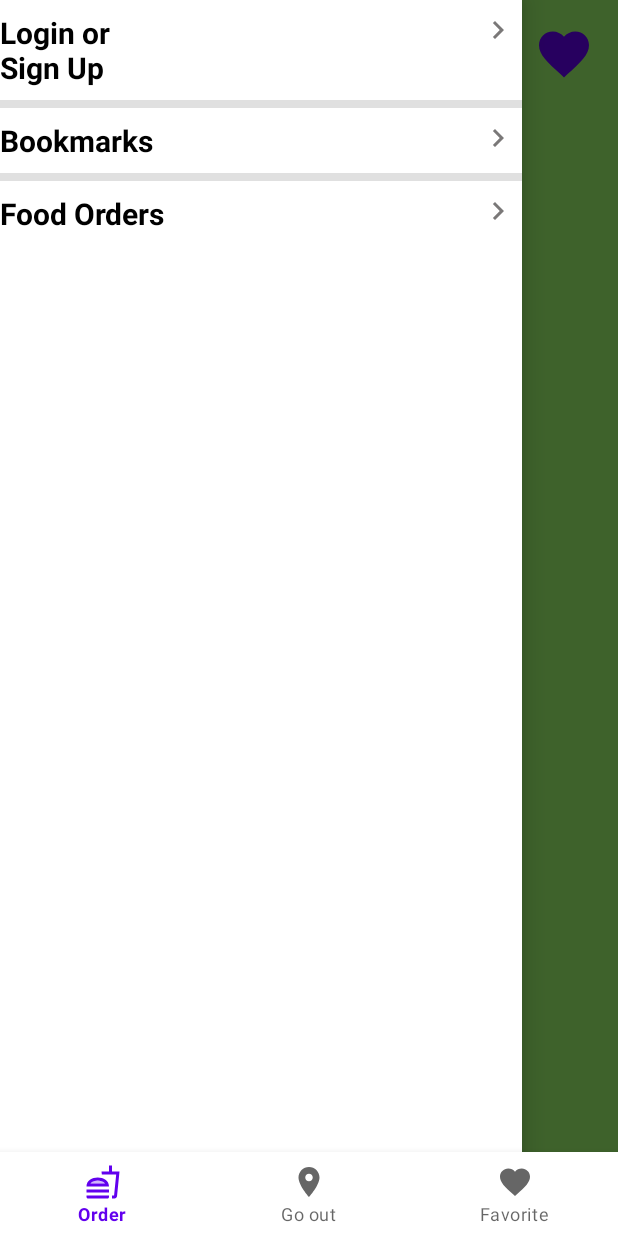
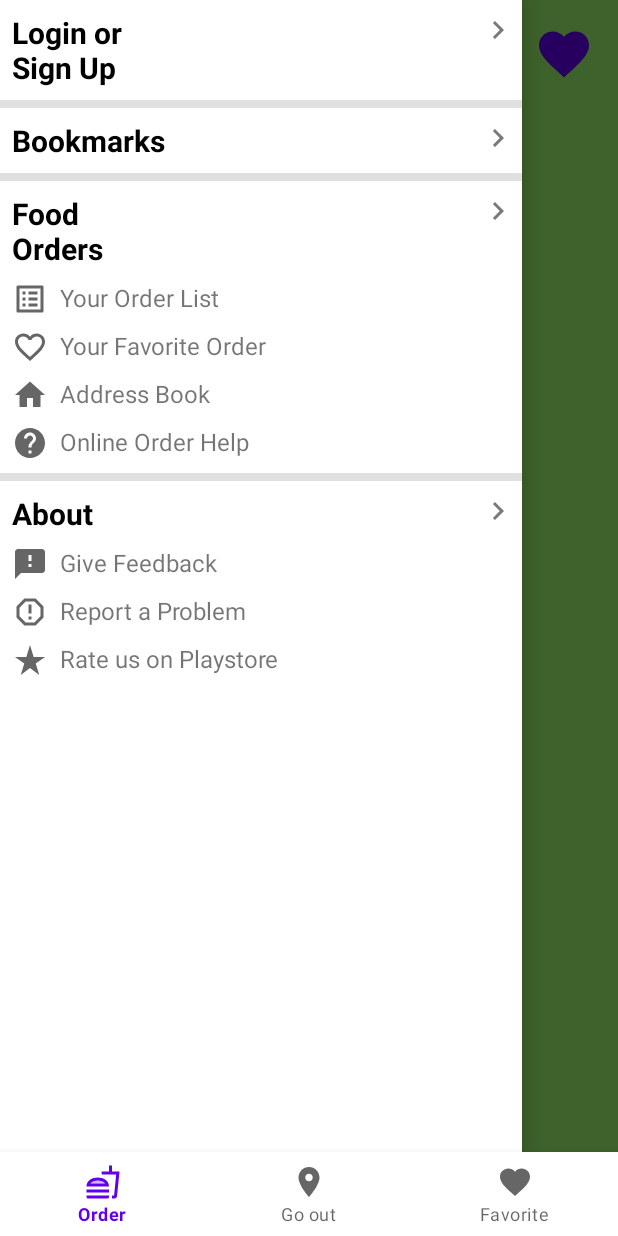
Before and after one commit to TJ-numan/Foddies, an Android app: the fragment OrdersFragment placed in its activity, with the side drawer open, on a phone screen of 412 x 824 dp. Run offline under Robolectric (Android 15) with nearby library versions, the phone set to English and light mode, and no system bars.

Commit message:
layout side menu design is compleat

```diff
--- a/app/src/main/java/com/tjnuman/foddies/Fragments/OrdersFragment.java
+++ b/app/src/main/java/com/tjnuman/foddies/Fragments/OrdersFragment.java
@@ -10,6 +10,7 @@ import android.view.View;
 import android.view.ViewGroup;
 import android.widget.ImageView;
 import android.widget.LinearLayout;
+import android.widget.RelativeLayout;
 import android.widget.TextView;
 import android.widget.Toast;
 
@@ -27,7 +28,8 @@ public class OrdersFragment extends Fragment implements View.OnClickListener {
     ImageView navigationBar;
     NavigationView navigationView;
     View  view;
-    TextView One,Two;
+    RelativeLayout LoginSingup,bookmarks;
+    TextView yourOrder,yourfavorite,addressbook,onlineHelp,feedBack,Report,Rateus;
 
 
     @Override
@@ -48,11 +50,26 @@ public class OrdersFragment extends Fragment implements View.OnClickListener {
         drawerLayout =  view.findViewById(R.id.drawerLayout);
         navigationView = view.findViewById(R.id.navigationView);
         navigationBar = (ImageView) view.findViewById(R.id.navigationBar);
-        One = view.findViewById(R.id.tv_one);
-        Two = view.findViewById(R.id.tv_two);
+        LoginSingup = view.findViewById(R.id.relativeLayout2);
+        bookmarks = view.findViewById(R.id.relativeLayout3);
+        yourOrder = view.findViewById(R.id.YourOrder);
+        yourfavorite = view.findViewById(R.id.yourFavorite);
+        addressbook = view.findViewById(R.id.addressBook);
+        onlineHelp = view.findViewById(R.id.OnlineHelp);
+        feedBack = view.findViewById(R.id.feedback);
+        Report = view.findViewById(R.id.Report);
+        Rateus = view.findViewById(R.id.RateUs);
+
         navigationBar.setOnClickListener(this);
-        One.setOnClickListener(this);
-        Two.setOnClickListener(this);
+        LoginSingup.setOnClickListener(this);
+        bookmarks.setOnClickListener(this);
+        yourfavorite.setOnClickListener(this);
+        yourOrder.setOnClickListener(this);
+        addressbook.setOnClickListener(this);
+        onlineHelp.setOnClickListener(this);
+        feedBack.setOnClickListener(this);
+        Report.setOnClickListener(this);
+        Rateus.setOnClickListener(this);
     }
 
     @Override
@@ -62,12 +79,12 @@ public class OrdersFragment extends Fragment implements View.OnClickListener {
                 drawerLayout.openDrawer(navigationView, true);
                 break;
 
-            case R.id.tv_one:
-                Toast.makeText(getContext(), "One", Toast.LENGTH_SHORT).show();
-                break;
-            case R.id.tv_two:
-                Toast.makeText(getContext(), "Two", Toast.LENGTH_SHORT).show();
-                break;
+//            case R.id.tv_one:
+//                Toast.makeText(getContext(), "One", Toast.LENGTH_SHORT).show();
+//                break;
+//            case R.id.tv_two:
+//                Toast.makeText(getContext(), "Two", Toast.LENGTH_SHORT).show();
+//                break;
                   }
     }
 
--- /dev/null
+++ b/app/src/main/res/drawable/favoriteorder.xml
@@ -0,0 +1,10 @@
+<vector xmlns:android="http://schemas.android.com/apk/res/android"
+    android:width="24dp"
+    android:height="24dp"
+    android:viewportWidth="24"
+    android:viewportHeight="24"
+    android:tint="?attr/colorControlNormal">
+  <path
+      android:fillColor="@android:color/white"
+      android:pathData="M16.5,3c-1.74,0 -3.41,0.81 -4.5,2.09C10.91,3.81 9.24,3 7.5,3 4.42,3 2,5.42 2,8.5c0,3.78 3.4,6.86 8.55,11.54L12,21.35l1.45,-1.32C18.6,15.36 22,12.28 22,8.5 22,5.42 19.58,3 16.5,3zM12.1,18.55l-0.1,0.1 -0.1,-0.1C7.14,14.24 4,11.39 4,8.5 4,6.5 5.5,5 7.5,5c1.54,0 3.04,0.99 3.57,2.36h1.87C13.46,5.99 14.96,5 16.5,5c2,0 3.5,1.5 3.5,3.5 0,2.89 -3.14,5.74 -7.9,10.05z"/>
+</vector>
--- /dev/null
+++ b/app/src/main/res/drawable/feedback.xml
@@ -0,0 +1,10 @@
+<vector xmlns:android="http://schemas.android.com/apk/res/android"
+    android:width="24dp"
+    android:height="24dp"
+    android:viewportWidth="24"
+    android:viewportHeight="24"
+    android:tint="?attr/colorControlNormal">
+  <path
+      android:fillColor="@android:color/white"
+      android:pathData="M20,2L4,2c-1.1,0 -1.99,0.9 -1.99,2L2,22l4,-4h14c1.1,0 2,-0.9 2,-2L22,4c0,-1.1 -0.9,-2 -2,-2zM13,14h-2v-2h2v2zM13,10h-2L11,6h2v4z"/>
+</vector>
--- /dev/null
+++ b/app/src/main/res/drawable/help.xml
@@ -0,0 +1,11 @@
+<vector xmlns:android="http://schemas.android.com/apk/res/android"
+    android:width="24dp"
+    android:height="24dp"
+    android:viewportWidth="24"
+    android:viewportHeight="24"
+    android:tint="?attr/colorControlNormal"
+    android:autoMirrored="true">
+  <path
+      android:fillColor="@android:color/white"
+      android:pathData="M12,2C6.48,2 2,6.48 2,12s4.48,10 10,10 10,-4.48 10,-10S17.52,2 12,2zM13,19h-2v-2h2v2zM15.07,11.25l-0.9,0.92C13.45,12.9 13,13.5 13,15h-2v-0.5c0,-1.1 0.45,-2.1 1.17,-2.83l1.24,-1.26c0.37,-0.36 0.59,-0.86 0.59,-1.41 0,-1.1 -0.9,-2 -2,-2s-2,0.9 -2,2L8,9c0,-2.21 1.79,-4 4,-4s4,1.79 4,4c0,0.88 -0.36,1.68 -0.93,2.25z"/>
+</vector>
--- /dev/null
+++ b/app/src/main/res/drawable/home.xml
@@ -0,0 +1,10 @@
+<vector xmlns:android="http://schemas.android.com/apk/res/android"
+    android:width="24dp"
+    android:height="24dp"
+    android:viewportWidth="24"
+    android:viewportHeight="24"
+    android:tint="?attr/colorControlNormal">
+  <path
+      android:fillColor="@android:color/white"
+      android:pathData="M10,20v-6h4v6h5v-8h3L12,3 2,12h3v8z"/>
+</vector>
--- /dev/null
+++ b/app/src/main/res/drawable/list.xml
@@ -0,0 +1,11 @@
+<vector xmlns:android="http://schemas.android.com/apk/res/android"
+    android:width="24dp"
+    android:height="24dp"
+    android:viewportWidth="24"
+    android:viewportHeight="24"
+    android:tint="?attr/colorControlNormal"
+    android:autoMirrored="true">
+  <path
+      android:fillColor="@android:color/white"
+      android:pathData="M19,5v14L5,19L5,5h14m1.1,-2L3.9,3c-0.5,0 -0.9,0.4 -0.9,0.9v16.2c0,0.4 0.4,0.9 0.9,0.9h16.2c0.4,0 0.9,-0.5 0.9,-0.9L21,3.9c0,-0.5 -0.5,-0.9 -0.9,-0.9zM11,7h6v2h-6L11,7zM11,11h6v2h-6v-2zM11,15h6v2h-6zM7,7h2v2L7,9zM7,11h2v2L7,13zM7,15h2v2L7,17z"/>
+</vector>
--- /dev/null
+++ b/app/src/main/res/drawable/rate.xml
@@ -0,0 +1,10 @@
+<vector xmlns:android="http://schemas.android.com/apk/res/android"
+    android:width="24dp"
+    android:height="24dp"
+    android:viewportWidth="24"
+    android:viewportHeight="24"
+    android:tint="?attr/colorControlNormal">
+  <path
+      android:fillColor="@android:color/white"
+      android:pathData="M14.43,10l-2.43,-8l-2.43,8l-7.57,0l6.18,4.41l-2.35,7.59l6.17,-4.69l6.18,4.69l-2.35,-7.59l6.17,-4.41z"/>
+</vector>
--- /dev/null
+++ b/app/src/main/res/drawable/report.xml
@@ -0,0 +1,16 @@
+<vector xmlns:android="http://schemas.android.com/apk/res/android"
+    android:width="24dp"
+    android:height="24dp"
+    android:viewportWidth="24"
+    android:viewportHeight="24"
+    android:tint="?attr/colorControlNormal">
+  <path
+      android:fillColor="@android:color/white"
+      android:pathData="M15.73,3H8.27L3,8.27v7.46L8.27,21h7.46L21,15.73V8.27L15.73,3zM19,14.9L14.9,19H9.1L5,14.9V9.1L9.1,5h5.8L19,9.1V14.9z"/>
+  <path
+      android:fillColor="@android:color/white"
+      android:pathData="M11,7h2v6h-2z"/>
+  <path
+      android:fillColor="@android:color/white"
+      android:pathData="M11,15h2v2h-2z"/>
+</vector>
--- a/app/src/main/res/layout/layout_side_menu.xml
+++ b/app/src/main/res/layout/layout_side_menu.xml
@@ -20,8 +20,8 @@
             android:layout_height="wrap_content"
             android:layout_alignParentStart="true"
             android:layout_alignParentLeft="true"
-            android:layout_marginStart="0dp"
-            android:layout_marginLeft="0dp"
+            android:layout_marginStart="8dp"
+            android:layout_marginLeft="8dp"
             android:layout_marginEnd="231dp"
             android:layout_marginRight="231dp"
             android:layout_marginBottom="0dp"
@@ -67,8 +67,8 @@
             android:layout_height="wrap_content"
             android:layout_alignParentStart="true"
             android:layout_alignParentLeft="true"
-            android:layout_marginStart="0dp"
-            android:layout_marginLeft="0dp"
+            android:layout_marginStart="8dp"
+            android:layout_marginLeft="8dp"
             android:layout_marginEnd="231dp"
             android:layout_marginRight="231dp"
             android:layout_marginBottom="0dp"
@@ -99,23 +99,27 @@
         app:layout_constraintStart_toStartOf="parent"
         app:layout_constraintTop_toBottomOf="@+id/relativeLayout3" />
 
+<LinearLayout
+    android:orientation="vertical"
+    android:layout_width="match_parent"
+    android:layout_height="wrap_content"
+    android:id="@+id/relativeLayout4"
+    app:layout_constraintEnd_toEndOf="parent"
+    app:layout_constraintHorizontal_bias="0.0"
+    app:layout_constraintStart_toStartOf="parent"
+    app:layout_constraintTop_toBottomOf="@+id/divider1">
     <RelativeLayout
         android:layout_marginTop="8dp"
-        android:id="@+id/relativeLayout4"
         android:layout_width="match_parent"
-        android:layout_height="wrap_content"
-        app:layout_constraintEnd_toEndOf="parent"
-        app:layout_constraintHorizontal_bias="0.0"
-        app:layout_constraintStart_toStartOf="parent"
-        app:layout_constraintTop_toBottomOf="@+id/divider1">
+        android:layout_height="wrap_content">
 
         <TextView
             android:layout_width="wrap_content"
             android:layout_height="wrap_content"
             android:layout_alignParentStart="true"
             android:layout_alignParentLeft="true"
-            android:layout_marginStart="0dp"
-            android:layout_marginLeft="0dp"
+            android:layout_marginStart="8dp"
+            android:layout_marginLeft="8dp"
             android:layout_marginEnd="231dp"
             android:layout_marginRight="231dp"
             android:layout_marginBottom="0dp"
@@ -135,4 +139,136 @@
             android:src="@drawable/right"
             app:tint="#7A7878" />
     </RelativeLayout>
+
+    <TextView
+        android:id="@+id/YourOrder"
+        android:layout_marginTop="8dp"
+        android:layout_marginLeft="8dp"
+        android:layout_width="wrap_content"
+        android:textSize="16dp"
+        android:drawablePadding="8dp"
+        android:text="Your Order List"
+        android:drawableLeft="@drawable/list"
+        android:layout_height="wrap_content"/>
+    <TextView
+        android:id="@+id/yourFavorite"
+        android:layout_marginTop="8dp"
+        android:layout_marginLeft="8dp"
+        android:layout_width="wrap_content"
+        android:textSize="16dp"
+        android:drawablePadding="8dp"
+        android:text="Your Favorite Order"
+        android:drawableLeft="@drawable/favoriteorder"
+        android:layout_height="wrap_content"/>
+    <TextView
+        android:id="@+id/addressBook"
+        android:layout_marginTop="8dp"
+        android:layout_marginLeft="8dp"
+        android:layout_width="wrap_content"
+        android:textSize="16dp"
+        android:drawablePadding="8dp"
+        android:text="Address Book"
+        android:drawableLeft="@drawable/home"
+        android:layout_height="wrap_content"/>
+    <TextView
+        android:id="@+id/OnlineHelp"
+        android:layout_marginTop="8dp"
+        android:layout_marginLeft="8dp"
+        android:layout_width="wrap_content"
+        android:textSize="16dp"
+        android:drawablePadding="8dp"
+        android:text="Online Order Help"
+        android:drawableLeft="@drawable/help"
+        android:layout_height="wrap_content"/>
+
+
+</LinearLayout>
+
+
+    <View
+        android:id="@+id/divider2"
+        android:layout_width="0dp"
+        android:layout_height="5dp"
+        android:layout_marginTop="8dp"
+        android:background="?android:attr/listDivider"
+        app:layout_constraintEnd_toEndOf="parent"
+        app:layout_constraintStart_toStartOf="parent"
+        app:layout_constraintTop_toBottomOf="@+id/relativeLayout4" />
+
+
+    <LinearLayout
+        android:orientation="vertical"
+        android:id="@+id/relativeLayout5"
+        android:layout_width="match_parent"
+        android:layout_height="wrap_content"
+        app:layout_constraintEnd_toEndOf="parent"
+        app:layout_constraintHorizontal_bias="0.0"
+        app:layout_constraintStart_toStartOf="parent"
+        app:layout_constraintTop_toBottomOf="@+id/divider2">
+        <RelativeLayout
+            android:layout_marginTop="8dp"
+            android:layout_width="match_parent"
+            android:layout_height="wrap_content">
+
+            <TextView
+                android:layout_width="wrap_content"
+                android:layout_height="wrap_content"
+                android:layout_alignParentStart="true"
+                android:layout_alignParentLeft="true"
+                android:layout_marginStart="8dp"
+                android:layout_marginLeft="8dp"
+                android:layout_marginEnd="231dp"
+                android:layout_marginRight="231dp"
+                android:layout_marginBottom="0dp"
+                android:text="About"
+                android:textColor="@color/black"
+                android:textSize="20dp"
+                android:textStyle="bold" />
+
+            <ImageView
+
+                android:layout_width="wrap_content"
+                android:layout_height="wrap_content"
+                android:layout_alignParentEnd="true"
+                android:layout_alignParentRight="true"
+                android:layout_marginEnd="4dp"
+                android:layout_marginRight="4dp"
+                android:src="@drawable/right"
+                app:tint="#7A7878" />
+        </RelativeLayout>
+
+        <TextView
+            android:id="@+id/feedback"
+            android:layout_marginTop="8dp"
+            android:layout_marginLeft="8dp"
+            android:layout_width="wrap_content"
+            android:textSize="16dp"
+            android:drawablePadding="8dp"
+            android:text="Give Feedback"
+            android:drawableLeft="@drawable/feedback"
+            android:layout_height="wrap_content"/>
+        <TextView
+            android:id="@+id/Report"
+            android:layout_marginTop="8dp"
+            android:layout_marginLeft="8dp"
+            android:layout_width="wrap_content"
+            android:textSize="16dp"
+            android:drawablePadding="8dp"
+            android:text="Report a Problem"
+            android:drawableLeft="@drawable/report"
+            android:layout_height="wrap_content"/>
+        <TextView
+            android:id="@+id/RateUs"
+            android:layout_marginTop="8dp"
+            android:layout_marginLeft="8dp"
+            android:layout_width="wrap_content"
+            android:textSize="16dp"
+            android:drawablePadding="8dp"
+            android:text="Rate us on Playstore"
+            android:drawableLeft="@drawable/rate"
+            android:layout_height="wrap_content"/>
+
+
+
+    </LinearLayout>
 </androidx.constraintlayout.widget.ConstraintLayout>
```
